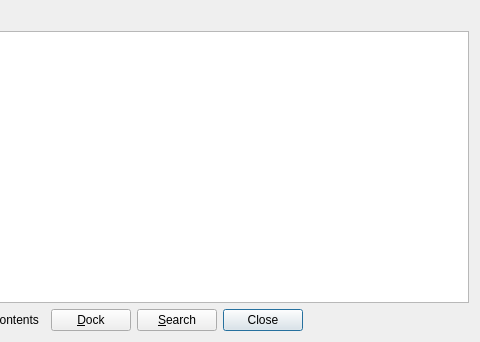
First picture: the form in src/calibre/gui2/dialogs/quickview.ui, repository kovidgoyal/calibre, before the edit; both pictures show x 288 to 768 and y 0 to 342 of the 768 by 342 pixel window.
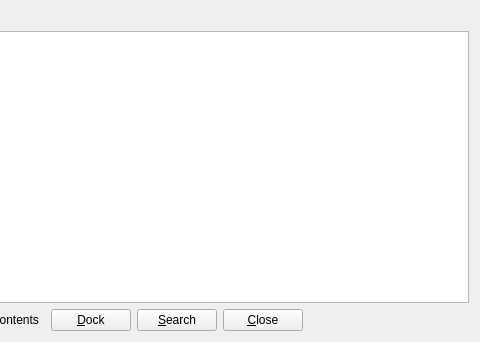
Second picture: the form after the edit.

Commit message:
Several QV improvements and bug fixes - Add quickview to the layout buttons, with all that entails - Allow changing quickview contents using the arrow keys on the booklist - Make Shift+Q (change focus to Quickview) actually work. I can't test this on non-Windows systems. - A fair amount of refactoring to make behavior more predictable.
I put the quickview button at the end of the set of layout buttons because I couldn't make an argument for some other position.

What changed in the file:
```diff
--- a/src/calibre/gui2/dialogs/quickview.ui
+++ b/src/calibre/gui2/dialogs/quickview.ui
@@ -149,11 +149,11 @@
       </spacer>
      </item>
      <item>
-      <widget class="QDialogButtonBox" name="buttonBox">
-       <property name="standardButtons">
-        <set>QDialogButtonBox::Close</set>
+      <widget class="QPushButton" name="close_button">
+       <property name="text">
+        <string>&amp;Close</string>
        </property>
-       <property name="centerButtons">
+       <property name="autoDefault">
         <bool>false</bool>
        </property>
       </widget>
```
Left out of the diff: 18 changed lines with no effect on the pictures. The commit also changes 7 other files.
